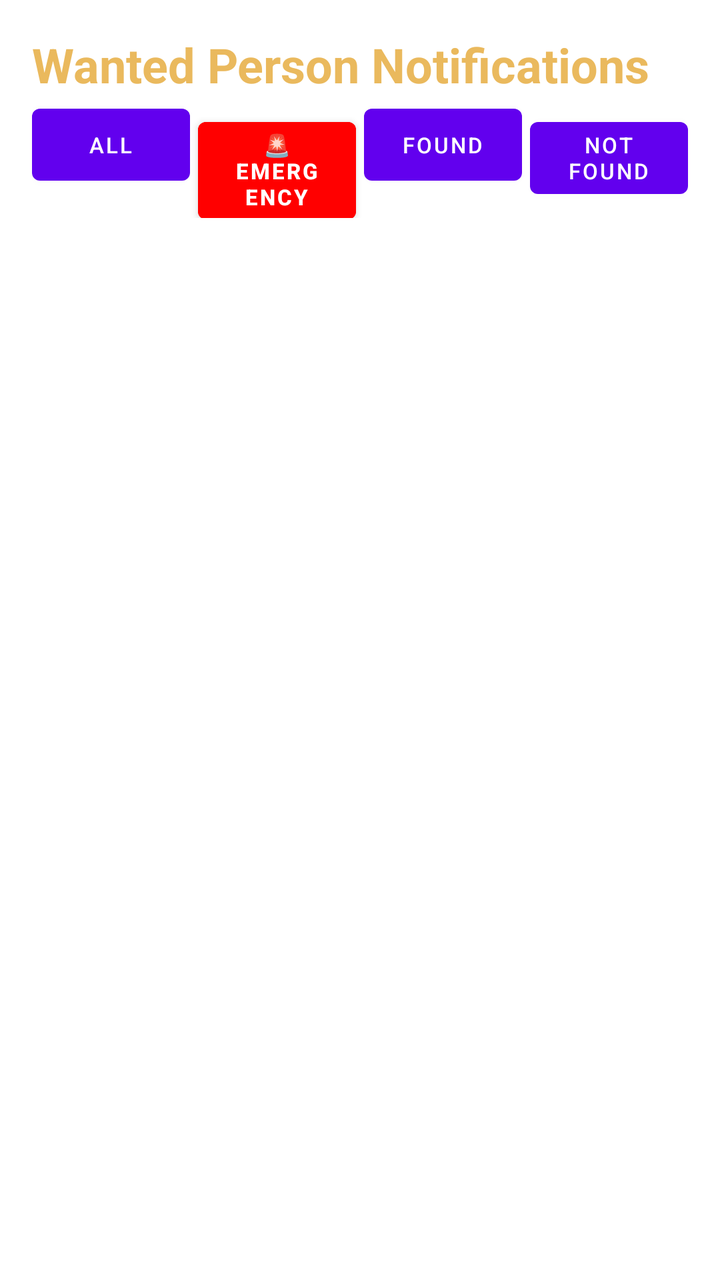
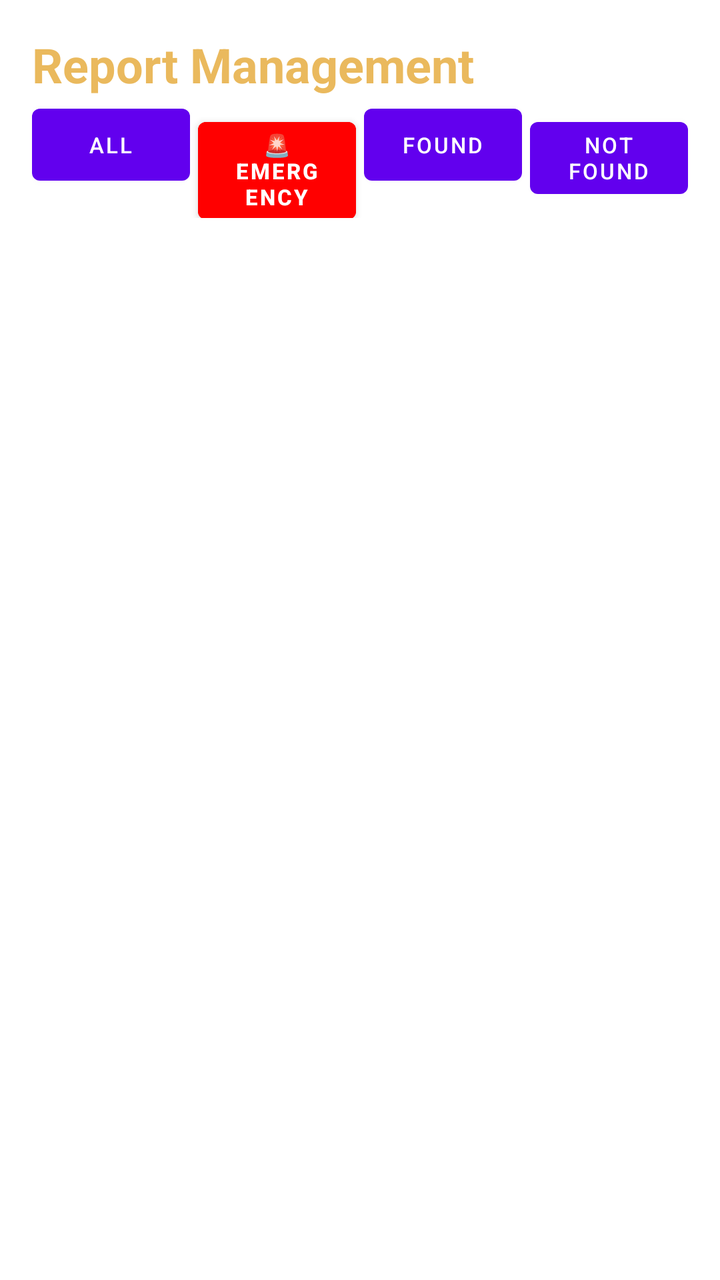

Screens rendered from an Android XML layout before and after an edit, with the pre-edit source and the edit as a unified diff.
<!-- AndroidManifest.xml: application theme Theme.SAPSMostWantedApp -->
<!-- res/layout/fragment_wanted_person_notifications.xml -->
<?xml version="1.0" encoding="utf-8"?>
<androidx.constraintlayout.widget.ConstraintLayout
    xmlns:android="http://schemas.android.com/apk/res/android"
    xmlns:app="http://schemas.android.com/apk/res-auto"
    android:layout_width="match_parent"
    android:layout_height="match_parent"
    android:padding="16dp">

    <TextView
        android:id="@+id/titleNotifications"
        android:layout_width="wrap_content"
        android:layout_height="wrap_content"
        android:text="Wanted Person Notifications"
        android:textSize="24sp"
        android:textStyle="bold"
        android:textColor="@color/gold_btn"
        app:layout_constraintTop_toTopOf="parent"
        app:layout_constraintStart_toStartOf="parent"
        android:layout_marginBottom="16dp"/>

    <LinearLayout
        android:id="@+id/filterLayout"
        android:layout_width="0dp"
        android:layout_height="wrap_content"
        android:orientation="horizontal"
        android:layout_marginBottom="16dp"
        app:layout_constraintTop_toBottomOf="@id/titleNotifications"
        app:layout_constraintStart_toStartOf="parent"
        app:layout_constraintEnd_toEndOf="parent">

        <Button
            android:id="@+id/buttonAll"
            android:layout_width="0dp"
            android:layout_height="wrap_content"
            android:layout_weight="1"
            android:text="All"
            android:textSize="11sp"
            android:layout_marginEnd="4dp"/>

        <Button
            android:id="@+id/buttonEmergency"
            android:layout_width="0dp"
            android:layout_height="wrap_content"
            android:layout_weight="1"
            android:text="🚨 Emergency"
            android:textSize="11sp"
            android:textStyle="bold"
            android:textColor="@android:color/white"
            android:backgroundTint="#FF0000"
            android:layout_marginEnd="4dp"/>

        <Button
            android:id="@+id/buttonFound"
            android:layout_width="0dp"
            android:layout_height="wrap_content"
            android:layout_weight="1"
            android:text="Found"
            android:textSize="11sp"
            android:layout_marginEnd="4dp"/>

        <Button
            android:id="@+id/buttonNotFound"
            android:layout_width="0dp"
            android:layout_height="wrap_content"
            android:layout_weight="1"
            android:text="Not Found"
            android:textSize="11sp"/>
    </LinearLayout>

    <androidx.recyclerview.widget.RecyclerView
        android:id="@+id/recyclerViewNotifications"
        android:layout_width="0dp"
        android:layout_height="0dp"
        android:padding="8dp"
        app:layout_constraintTop_toBottomOf="@id/filterLayout"
        app:layout_constraintBottom_toBottomOf="parent"
        app:layout_constraintStart_toStartOf="parent"
        app:layout_constraintEnd_toEndOf="parent"/>

    <ProgressBar
        android:id="@+id/progressBarNotifications"
        android:layout_width="wrap_content"
        android:layout_height="wrap_content"
        android:visibility="gone"
        app:layout_constraintTop_toTopOf="parent"
        app:layout_constraintBottom_toBottomOf="parent"
        app:layout_constraintStart_toStartOf="parent"
        app:layout_constraintEnd_toEndOf="parent"/>

</androidx.constraintlayout.widget.ConstraintLayout>
<!-- resources referenced by this layout -->
<resources>
  <color name="gold_btn">#EAB95D</color>
  <style name="Theme.SAPSMostWantedApp" parent="Theme.MaterialComponents.Light.NoActionBar">
          
          <item name="colorPrimary">@color/purple_500</item>
          <item name="colorPrimaryVariant">@color/purple_700</item>
          <item name="colorOnPrimary">@android:color/white</item>
          <item name="colorSecondary">@color/teal_200</item>
          <item name="android:statusBarColor">?attr/colorPrimaryVariant</item>
      </style>
  <color name="purple_500">#FF6200EE</color>
  <color name="purple_700">#FF3700B3</color>
  <color name="teal_200">#FF03DAC5</color>
</resources>

<!-- the commit's change to res/layout/fragment_wanted_person_notifications.xml (unified diff, before → after) -->
@@ -10,7 +10,7 @@
         android:id="@+id/titleNotifications"
         android:layout_width="wrap_content"
         android:layout_height="wrap_content"
-        android:text="Wanted Person Notifications"
+        android:text="Report Management"
         android:textSize="24sp"
         android:textStyle="bold"
         android:textColor="@color/gold_btn"
